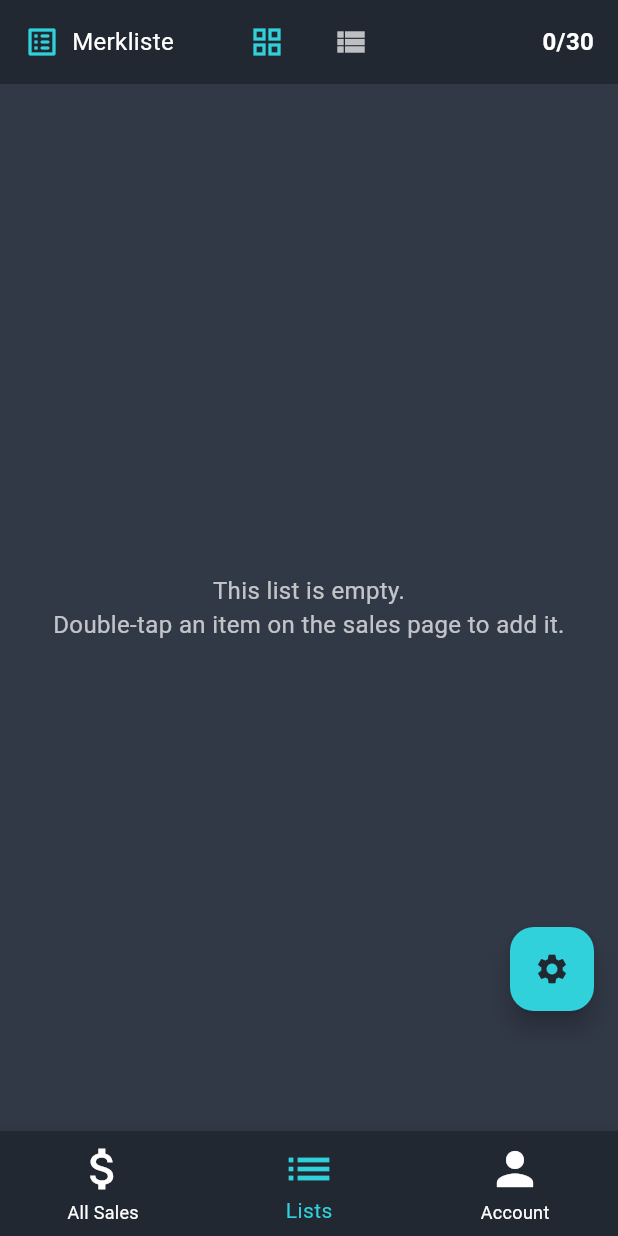
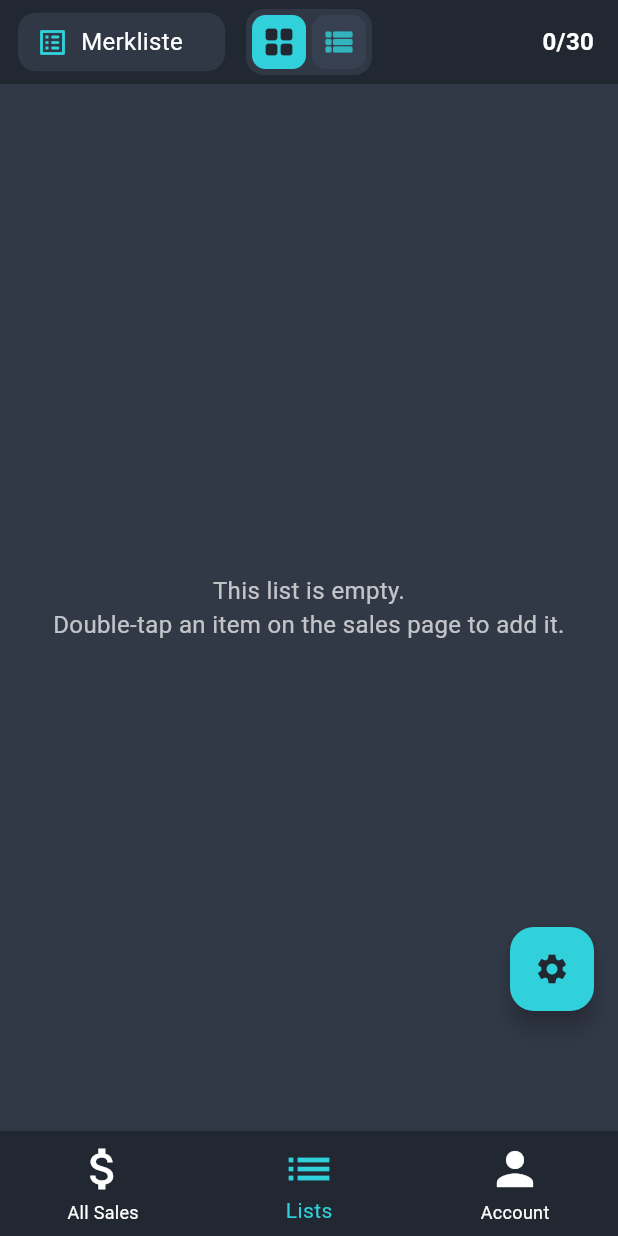
Before and after one commit to ZenKrow11/salesappMVP-1.1, a Flutter app: the screen it shows once a user with an empty profile is signed in, item 2 of the bottom bar chosen, on a phone screen of 412 x 824 dp. Run offline on Flutter 3.47's test engine with Material 3 defaults, Android fonts, the phone set to English and light mode, and no system bars; our stand-ins replace auto_size_text, cached_network_image, cloud_firestore, firebase_auth, firebase_core, flutter_riverpod and 8 more; accounts and stored records are empty; project files that could hold a hidden picture were left out.

Commit message:
Refactor AppBar UI and fix image clipping in grid tile
- Updated the AppBar design for improved aesthetics and usability, including changes to the list selector, view toggle, and action button spacing.
- Fixed an image clipping issue in the `ShoppingListItemTile`'s grid view by ensuring the `CachedNetworkImage` respects the card's border radius.
- Removed the unused `ManagementGridTile` component.
- Commented out Firebase Emulator connection block in `main.dart`.

```diff
--- a/lib/main.dart
+++ b/lib/main.dart
@@ -31,6 +31,7 @@ Future<void> main() async {
     options: DefaultFirebaseOptions.currentPlatform,
   );
 
+/*
   // START: Block to connect to Firebase Emulators in debug mode
 
   if (kDebugMode) {
@@ -49,6 +50,9 @@ Future<void> main() async {
     }
   }
   // END: Emulator connection block
+
+ */
+
 
 
   // firebase emulators:start --only firestore,auth
--- a/lib/pages/main_app_screen.dart
+++ b/lib/pages/main_app_screen.dart
@@ -79,37 +79,27 @@ class MainAppScreenState extends ConsumerState<MainAppScreen> {
         child: Scaffold(
           backgroundColor: theme.pageBackground,
           appBar: _buildAppBarForIndex(currentIndex, theme),
-
-          // ===================== REFACTOR START =====================
-          // The body is wrapped in a Stack to layer the FAB on top.
           body: Stack(
             children: [
-              // This is the main content of your page (HomePage, ShoppingListPage, etc.)
               _pages[currentIndex],
-
-              // The FAB is now a settings button for the "Lists" tab (index 1).
-              // It has been moved up to avoid covering the summary bar.
               if (currentIndex == 1)
                 Positioned(
-                  bottom: 80.0, // Raised to be above the summary bar
+                  bottom: 80.0,
                   right: 16.0,
                   child: FloatingActionButton(
                     backgroundColor: theme.secondary,
                     foregroundColor: theme.primary,
                     onPressed: () {
-                      // Opens the List Options bottom sheet, replacing the old FAB functionality.
                       _showModalSheet(
                             (_) => const ListOptionsBottomSheet(),
                         isScrollControlled: true,
                       );
                     },
-                    child: const Icon(Icons.settings), // Icon changed to settings
+                    child: const Icon(Icons.settings),
                   ),
                 ),
             ],
           ),
-          // ====================== REFACTOR END ======================
-
           bottomNavigationBar: BottomNavigationBar(
             backgroundColor: theme.primary,
             currentIndex: currentIndex,
@@ -168,18 +158,12 @@ class MainAppScreenState extends ConsumerState<MainAppScreen> {
     return AppBar(
       backgroundColor: theme.primary,
       elevation: 0,
-      automaticallyImplyLeading: false, // Prevents back button
-      titleSpacing: 0, // Fine-tune spacing
-
-      // LEFT side of the AppBar
+      automaticallyImplyLeading: false,
+      titleSpacing: 0,
       leading: _buildListSelectorWidget(ref, theme),
-      leadingWidth: 140, // Give it enough space for longer list names
-
-      // CENTER of the AppBar
+      leadingWidth: 150,
       title: _buildViewToggle(ref, theme),
       centerTitle: true,
-
-      // RIGHT side of the AppBar
       actions: [
         _buildListActionsWidget(ref, theme),
       ],
@@ -202,22 +186,41 @@ class MainAppScreenState extends ConsumerState<MainAppScreen> {
 
         return Row(
           children: [
-            Opacity(
+            Expanded(
+              child: Opacity(
                 opacity: isDataLoaded ? 1.0 : 0.5,
+                child: Container(
+                  decoration: BoxDecoration(
+                    color: theme.background.withOpacity(0.5),
+                    borderRadius: BorderRadius.circular(12.0),
+                  ),
                   child: InkWell(
                     onTap: isDataLoaded
                         ? () => _showModalSheet((_) => const ShoppingListBottomSheet(), isScrollControlled: true)
                         : null,
+                    borderRadius: BorderRadius.circular(12.0),
+                    child: Padding(
+                      padding: const EdgeInsets.symmetric(horizontal: 12.0, vertical: 8.0),
                       child: Row(
+                        mainAxisSize: MainAxisSize.min,
                         children: [
-                    Icon(Icons.list_alt_rounded, color: theme.secondary, size: 24.0),
+                          Icon(Icons.list_alt_rounded, color: theme.secondary, size: 22.0),
                           const SizedBox(width: 8),
-                    Text(buttonText, style: TextStyle(color: theme.inactive, fontSize: 16), overflow: TextOverflow.ellipsis),
+                          Flexible(
+                            child: Text(
+                              buttonText,
+                              style: TextStyle(color: theme.inactive, fontSize: 16),
+                              overflow: TextOverflow.ellipsis,
+                            ),
+                          ),
                         ],
                       ),
                     ),
                   ),
-            const Spacer(),
+                ),
+              ),
+            ),
+            const SizedBox(width: 12),
             ItemCountWidget(filtered: count.filtered, total: count.total),
           ],
         );
@@ -227,14 +230,23 @@ class MainAppScreenState extends ConsumerState<MainAppScreen> {
 
   Widget _buildListSelectorWidget(WidgetRef ref, AppThemeData theme) {
     final activeList = ref.watch(activeShoppingListProvider);
-    return Padding(
-      padding: const EdgeInsets.only(left: 16.0),
+    return Center(
+      child: Padding(
+        padding: const EdgeInsets.only(left: 12.0),
+        child: Container(
+          decoration: BoxDecoration(
+            color: theme.background.withOpacity(0.5),
+            borderRadius: BorderRadius.circular(12.0),
+          ),
           child: InkWell(
             onTap: () => _showModalSheet(
                     (_) => const ShoppingListBottomSheet(), isScrollControlled: true),
+            borderRadius: BorderRadius.circular(12.0),
+            child: Padding(
+              padding: const EdgeInsets.symmetric(horizontal: 12.0, vertical: 8.0),
               child: Row(
                 children: [
-            Icon(Icons.list_alt_rounded, color: theme.secondary, size: 24.0),
+                  Icon(Icons.list_alt_rounded, color: theme.secondary, size: 22.0),
                   const SizedBox(width: 8),
                   Expanded(
                     child: Text(
@@ -247,38 +259,53 @@ class MainAppScreenState extends ConsumerState<MainAppScreen> {
                 ],
               ),
             ),
+          ),
+        ),
+      ),
     );
   }
 
   Widget _buildViewToggle(WidgetRef ref, AppThemeData theme) {
     final isGridView = ref.watch(shoppingListViewModeProvider);
+    Widget buildToggleButton(bool forGridView) {
+      final bool isActive = forGridView == isGridView;
+      return GestureDetector(
+        onTap: () {
+          if (!isActive) {
+            ref.read(shoppingListViewModeProvider.notifier).state = forGridView;
+          }
+        },
+        child: AnimatedContainer(
+          duration: const Duration(milliseconds: 200),
+          curve: Curves.easeInOut,
+          padding: const EdgeInsets.all(6),
+          decoration: BoxDecoration(
+            color: isActive ? theme.secondary : theme.background.withOpacity(0.5),
+            borderRadius: BorderRadius.circular(9.0),
+          ),
+          child: Icon(
+            forGridView ? Icons.grid_view_rounded : Icons.view_list_rounded,
+            color: isActive ? theme.primary : theme.secondary.withOpacity(0.8),
+            size: 24,
+          ),
+        ),
+      );
+    }
 
-    // The background container is now removed.
-    return Row(
+    return Container(
+      padding: const EdgeInsets.all(4.0),
+      decoration: BoxDecoration(
+        color: theme.background.withOpacity(0.5),
+        borderRadius: BorderRadius.circular(12.0),
+      ),
+      child: Row(
         mainAxisSize: MainAxisSize.min,
         children: [
-        // Grid Button
-        IconButton(
-          icon: const Icon(Icons.grid_view),
-          color: isGridView ? theme.secondary : theme.inactive.withOpacity(0.7),
-          iconSize: 24, // Slightly larger for better tap area
-          splashRadius: 20,
-          onPressed: () {
-            ref.read(shoppingListViewModeProvider.notifier).state = true;
-          },
+          buildToggleButton(true),
+          const SizedBox(width: 4),
+          buildToggleButton(false),
+        ],
       ),
-        const SizedBox(width: 8), // Spacing between the icons
-        // List Button
-        IconButton(
-          icon: const Icon(Icons.view_list),
-          color: !isGridView ? theme.secondary : theme.inactive.withOpacity(0.7),
-          iconSize: 24,
-          splashRadius: 20,
-          onPressed: () {
-            ref.read(shoppingListViewModeProvider.notifier).state = false;
-          },
-        ),
-      ],
     );
   }
 
@@ -286,12 +313,10 @@ class MainAppScreenState extends ConsumerState<MainAppScreen> {
     final products = ref.watch(shoppingListWithDetailsProvider).value ?? [];
     final itemCount = products.length;
     final isPremium = ref.watch(userProfileProvider).value?.isPremium ?? false;
-    // You can change '∞' back to '60' if you prefer a hard limit for premium
     final itemLimit = isPremium ? '60' : '30';
 
-    // The settings icon has been removed and its functionality moved to the FAB.
     return Padding(
-      padding: const EdgeInsets.only(right: 16.0), // Right padding for spacing
+      padding: const EdgeInsets.only(right: 16.0),
       child: Text(
         '$itemCount/$itemLimit',
         style: TextStyle(
@@ -315,7 +340,10 @@ class MainAppScreenState extends ConsumerState<MainAppScreen> {
             onPressed: () => _showModalSheet((_) => const SearchBottomSheet(), isScrollControlled: true),
           ),
         ),
+        // ===================== FIX START =====================
+        // This SizedBox creates the space between the buttons.
         const SizedBox(width: 8),
+        // ====================== FIX END ======================
         Expanded(
           child: _actionButton(
             theme: theme,
@@ -324,7 +352,10 @@ class MainAppScreenState extends ConsumerState<MainAppScreen> {
             onPressed: () => _showModalSheet((_) => const FilterBottomSheet(), isScrollControlled: true),
           ),
         ),
+        // ===================== FIX START =====================
+        // This SizedBox creates the space between the buttons.
         const SizedBox(width: 8),
+        // ====================== FIX END ======================
         const Expanded(
           child: SortButton(),
         ),
--- a/lib/pages/shopping_list_page.dart
+++ b/lib/pages/shopping_list_page.dart
@@ -6,7 +6,6 @@ import 'package:flutter_riverpod/flutter_riverpod.dart';
 import 'package:flutter_svg/flutter_svg.dart';
 
 // No longer needed
-// import 'package:sales_app_mvp/components/management_grid_tile.dart';
 import 'package:sales_app_mvp/components/shopping_list_item_tile.dart';
 import 'package:sales_app_mvp/components/shopping_summary_bar.dart';
 import 'package:sales_app_mvp/models/product.dart';
```
Also changed, not shown: lib/components/management_grid_tile.dart (deleted, +0 -178 lines), lib/components/shopping_list_item_tile.dart (+20 -11 lines). Lines whose indentation alone changed are shown as unchanged.
